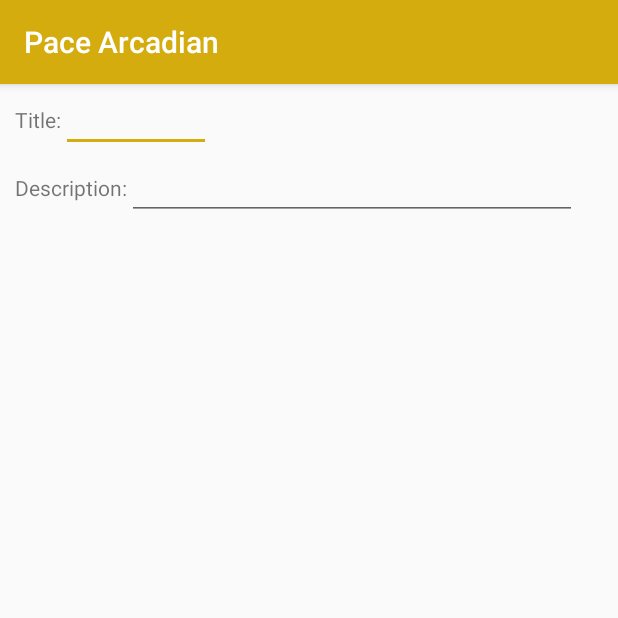
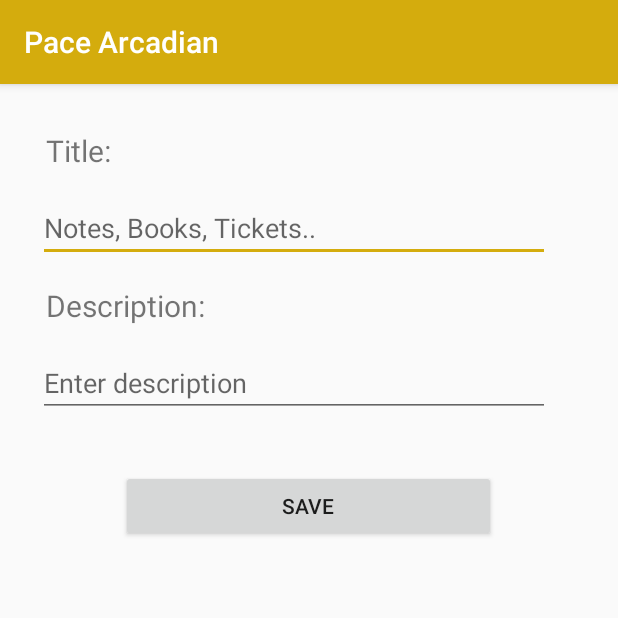
Before and after one commit to averma74/AndroidProject_PaceArcadian, an Android app: the AddItem screen opened directly, with no data from a screen before it, on a phone screen of 412 x 824 dp, the top half of it. Run offline under Robolectric (Android 15) with nearby library versions, the phone set to English and light mode, and no system bars.

Commit message:
UI changes and data passing from activity to recycler view.

```diff
--- a/PaceArcadian/app/src/main/java/com/example/pacearcadian/AccountActivity/AddItem.java
+++ b/PaceArcadian/app/src/main/java/com/example/pacearcadian/AccountActivity/AddItem.java
@@ -1,15 +1,47 @@
 package com.example.pacearcadian.AccountActivity;
 
+import android.content.Intent;
 import android.support.v7.app.AppCompatActivity;
 import android.os.Bundle;
+import android.view.View;
+import android.widget.EditText;
+import android.widget.TextView;
+import android.widget.Toast;
 
 import com.example.pacearcadian.R;
 
 public class AddItem extends AppCompatActivity {
 
+    String mTitle, mDescription;
+    EditText mEnterTitleField, mEnterDescriptionField;
+    public static final String EXTRA_MESSAGE_TITLE = "string_title";
+    public static final String EXTRA_MESSAGE_DESCRIPTION = "string_desc";
+
     @Override
     protected void onCreate(Bundle savedInstanceState) {
         super.onCreate(savedInstanceState);
         setContentView(R.layout.activity_add_item);
+        mEnterTitleField = findViewById(R.id.new_title);
+        mEnterDescriptionField = findViewById(R.id.new_description);
+    }
+
+    public void onSaveButtonClicked(View view) {
+        Intent replyIntent = new Intent();
+        if (mEnterDescriptionField.getText().toString().isEmpty()) {
+            setResult(RESULT_CANCELED);
+            Toast.makeText(this, R.string.enter_value_for_title, Toast.LENGTH_LONG).show();
+        }
+        else if (mEnterTitleField.getText().toString().isEmpty()) {
+            setResult(RESULT_CANCELED);
+            Toast.makeText(this, R.string.enter_value_for_description, Toast.LENGTH_LONG).show();
+        }
+        else {
+            mTitle = mEnterTitleField.getText().toString().trim();
+            mDescription = mEnterDescriptionField.getText().toString().trim();
+            replyIntent.putExtra(EXTRA_MESSAGE_TITLE, mTitle);
+            replyIntent.putExtra(EXTRA_MESSAGE_DESCRIPTION, mDescription);
+            setResult(RESULT_OK, replyIntent);
+            finish();
+        }
     }
 }
--- a/PaceArcadian/app/src/main/res/layout/activity_add_item.xml
+++ b/PaceArcadian/app/src/main/res/layout/activity_add_item.xml
@@ -5,47 +5,57 @@
     android:layout_height="match_parent"
     android:orientation="vertical">
 
-    <LinearLayout
+    <RelativeLayout
         android:layout_width="match_parent"
         android:layout_height="wrap_content"
-        android:orientation="horizontal">
+        android:layout_margin="15dp">
 
         <TextView
             android:id="@+id/item_title"
+            android:layout_width="wrap_content"
+            android:layout_height="wrap_content"
             android:text="@string/title"
-            android:layout_marginStart="10dp"
-            android:layout_width="wrap_content"
-            android:layout_height="wrap_content" />
+            android:layout_margin="15dp"
+            android:layout_marginTop="15dp"
+            android:textSize="20sp"/>
 
         <EditText
             android:id="@+id/new_title"
-            android:layout_width="100dp"
-            android:layout_height="wrap_content" />
-
-    </LinearLayout>
-
-
-    <LinearLayout
-        android:layout_width="match_parent"
-        android:layout_height="wrap_content"
-        android:orientation="horizontal">
+            android:layout_width="match_parent"
+            android:layout_height="wrap_content"
+            android:layout_below="@id/item_title"
+            android:inputType="textAutoComplete"
+            android:layout_marginEnd="30dp"
+            android:layout_marginStart="10dp"
+            android:hint="@string/hint_title"/>
 
         <TextView
-            android:layout_marginStart="10dp"
             android:id="@+id/item_description"
+            android:layout_width="wrap_content"
+            android:layout_height="wrap_content"
             android:text="@string/description"
-            android:layout_width="wrap_content"
-            android:layout_height="wrap_content" />
+            android:textSize="20sp"
+            android:layout_margin="15dp"
+            android:layout_below="@id/new_title" />
 
         <EditText
             android:id="@+id/new_description"
-            android:layout_width="300dp"
-            android:layout_height="wrap_content" />
+            android:layout_width="match_parent"
+            android:layout_height="wrap_content"
+            android:layout_below="@id/item_description"
+            android:inputType="textAutoComplete"
+            android:layout_marginStart="10dp"
+            android:layout_marginEnd="30dp"
+            android:hint="@string/hint_description" />
+    </RelativeLayout>
 
-    </LinearLayout>
+    <Button
+        android:layout_width="250dp"
+        android:layout_height="wrap_content"
+        android:layout_gravity="center_horizontal"
+        android:layout_marginTop="20dp"
+        android:text="@string/save_item"
+        android:onClick="onSaveButtonClicked"/>
 
-    <!--<ImageView
-        android:layout_width=""
-        android:layout_height="" />
--->
+
 </LinearLayout>
--- a/PaceArcadian/app/src/main/res/values/strings.xml
+++ b/PaceArcadian/app/src/main/res/values/strings.xml
@@ -44,5 +44,10 @@
     <string name="btn_edit_photo">Edit photo</string>
     <string name="description">Description:</string>
     <string name="title">Title:</string>
+    <string name="hint_title">Notes, Books, Tickets..</string>
+    <string name="hint_description">Enter description</string>
+    <string name="save_item">Save</string>
+    <string name="enter_value_for_title">Please enter a value for title.</string>
+    <string name="enter_value_for_description">Please enter a description.</string>
 
 </resources>
```
Also changed, not shown: PaceArcadian/app/src/main/java/com/example/pacearcadian/ProfileInventory.java (+15 -2 lines), PaceArcadian/app/src/main/res/layout/inventory_item.xml (+22 -5 lines).
